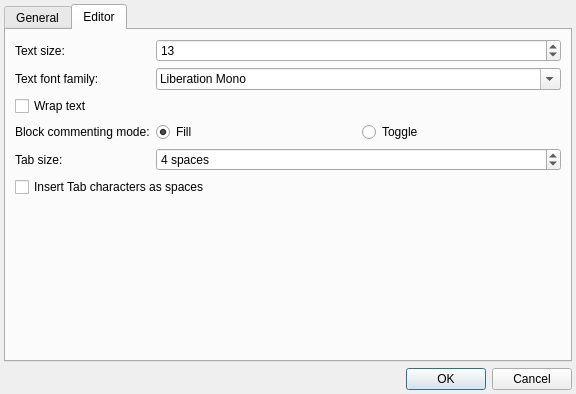
Before: the Qt Designer form src/settingsdialog.ui in IoeCmcomc/MCDatapacker, drawn with Qt 5.
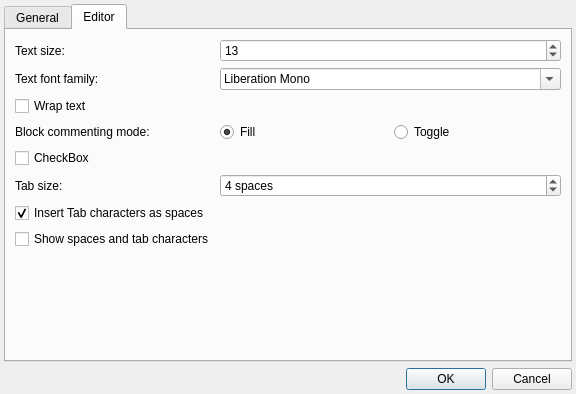
After: the same form once the commit is applied. The open tabs and pages were chosen to show the change.

Commit message:
[Minor] Add option to visualize space and tab characters
- The line number area colors will now depend on the code editor's
palette.

```diff
--- a/src/settingsdialog.ui
+++ b/src/settingsdialog.ui
@@ -183,27 +183,14 @@
          </item>
         </layout>
        </item>
-       <item row="6" column="0" colspan="2">
-        <spacer name="verticalSpacer_2">
-         <property name="orientation">
-          <enum>Qt::Vertical</enum>
-         </property>
-         <property name="sizeHint" stdset="0">
-          <size>
-           <width>20</width>
-           <height>40</height>
-          </size>
-         </property>
-        </spacer>
-       </item>
-       <item row="4" column="0">
+       <item row="5" column="0">
         <widget class="QLabel" name="label_7">
          <property name="text">
           <string>Tab size:</string>
          </property>
         </widget>
        </item>
-       <item row="4" column="1">
+       <item row="5" column="1">
         <widget class="QSpinBox" name="editorTabSizeSpin">
          <property name="suffix">
           <string> spaces</string>
@@ -219,10 +206,40 @@
          </property>
         </widget>
        </item>
-       <item row="5" column="0" colspan="2">
+       <item row="6" column="0" colspan="2">
         <widget class="QCheckBox" name="editorTabAsSpacesCheck">
          <property name="text">
           <string>Insert Tab characters as spaces</string>
+         </property>
+         <property name="checked">
+          <bool>true</bool>
+         </property>
+        </widget>
+       </item>
+       <item row="4" column="0">
+        <widget class="QCheckBox" name="checkBox">
+         <property name="text">
+          <string>CheckBox</string>
+         </property>
+        </widget>
+       </item>
+       <item row="8" column="0" colspan="2">
+        <spacer name="verticalSpacer_2">
+         <property name="orientation">
+          <enum>Qt::Vertical</enum>
+         </property>
+         <property name="sizeHint" stdset="0">
+          <size>
+           <width>20</width>
+           <height>40</height>
+          </size>
+         </property>
+        </spacer>
+       </item>
+       <item row="7" column="0">
+        <widget class="QCheckBox" name="editorShowSpacesCheck">
+         <property name="text">
+          <string>Show spaces and tab characters</string>
          </property>
         </widget>
        </item>
```
The commit also changes 4 other files.
